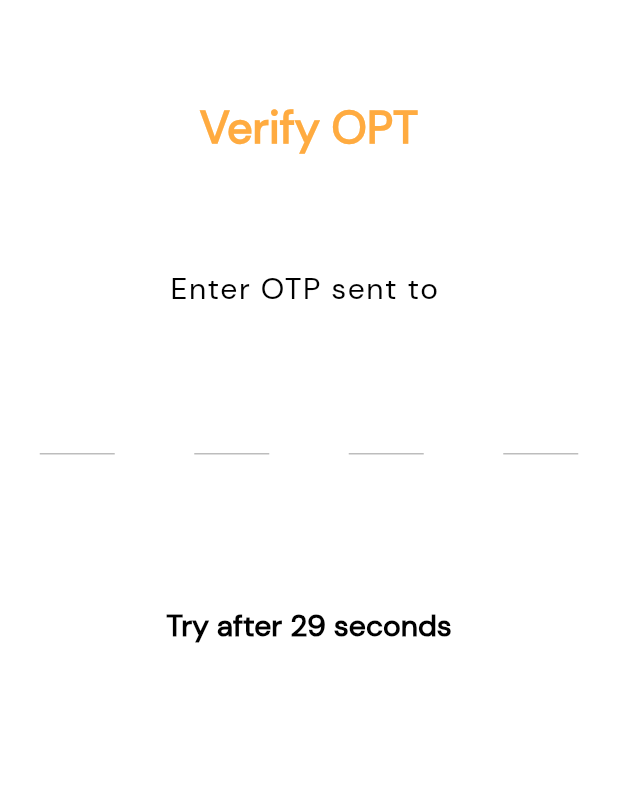
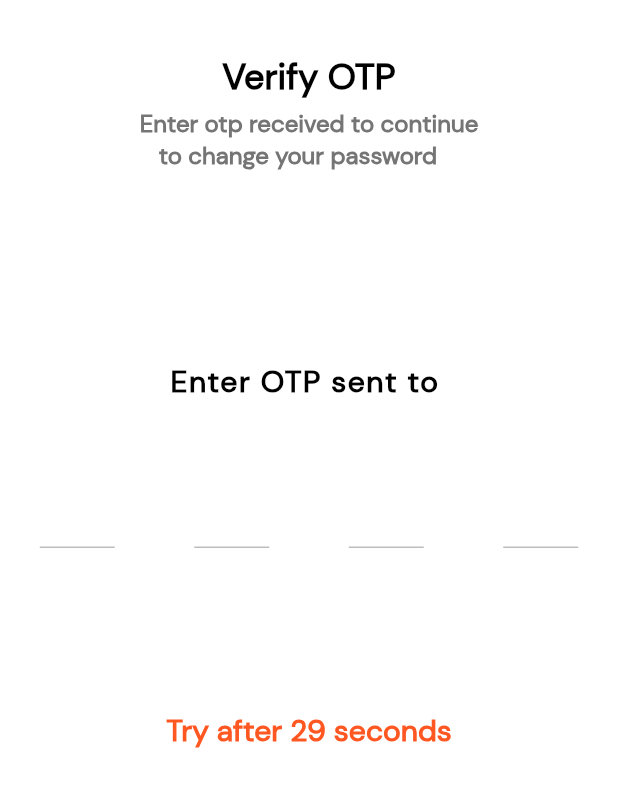
Before and after one commit to VivekTangirala/E-commerce, a Flutter app: the Confirmotp screen opened directly with empty values, on a phone screen of 412 x 824 dp. Shown: the top 787 px of the screen. Run offline on Flutter 3.47's test engine with Material 2 defaults, Android fonts, the light colour scheme and no system bars; drawn by our look-alikes of otp_text_field; our stand-ins replace badges, bottom_navy_bar, cached_network_image, carousel_pro, dotted_border, eva_icons_flutter and 6 more; accounts and stored records are empty.

Commit message:
login anf forgot password

```diff
--- a/lib/Login/Forgotpass/Confirmotp.dart
+++ b/lib/Login/Forgotpass/Confirmotp.dart
@@ -1,6 +1,9 @@
 import 'dart:async';
 import 'dart:convert';
 import 'package:ecom/Login/Forgotpass/Newpass.dart';
+import 'package:ecom/Login/Forgotpass/passwordchange/passbody.dart';
+import 'package:ecom/Login/components/formerror.dart';
+import 'package:ecom/components/screensize.dart';
 import 'package:otp_text_field/otp_text_field.dart';
 import 'package:http/http.dart' as http;
 import 'package:flutter/cupertino.dart';
@@ -17,6 +20,7 @@ class Confirmotp extends StatefulWidget {
 
 class _ConfirmotpState extends State<Confirmotp> {
   bool _isLoading = false;
+  List<String> errors = [];
   final TextEditingController otpController = new TextEditingController();
   static const _timerDuration = 30;
   StreamController _timerStream = new StreamController<int>.broadcast();
@@ -56,12 +60,6 @@ class _ConfirmotpState extends State<Confirmotp> {
   Widget build(BuildContext context) {
     return Scaffold(
         body: Container(
-            // decoration: BoxDecoration(
-            //   gradient: LinearGradient(
-            //       colors: [Color(0xFFe74c3c), Color(0xFFF09819)],
-            //       begin: Alignment.center,
-            //       end: Alignment.bottomRight),
-            // ),
             child: _isLoading
                 ? SizedBox(
                     child: Center(
@@ -69,7 +67,9 @@ class _ConfirmotpState extends State<Confirmotp> {
                     backgroundColor: Colors.white,
                   )))
                 : ListView(children: <Widget>[
-                    companyName(context),
+                    heading(context),
+                    subHeading(context),
+                    SizedBox(height: SizeConfig.screenHeight * 0.1),
                     Align(
                       alignment: Alignment.topCenter,
                       child: enterOTP(context, phone),
@@ -78,73 +78,19 @@ class _ConfirmotpState extends State<Confirmotp> {
                       length: 4,
                       width: 100,
                       fieldWidth: 50,
-                      style: TextStyle(fontSize: 20),
+                      style: TextStyle(fontSize: 20,color: Colors.deepOrange),
                       textFieldAlignment: MainAxisAlignment.spaceAround,
                       fieldStyle: FieldStyle.underline,
+
                       onCompleted: (pin) {
                         registerOTP(pin);
-                        print("Completed: " + pin);
                       },
                     ),
-                    Align(
-                      alignment: Alignment.center,
-                      child: SizedBox(
-                        width: 100,
-                        height: 60,
+                    SizedBox(height: SizeConfig.screenHeight*0.1,),
+                    FormError(errors: errors),
 
-                        // child: TextField(
-                        //   style: TextStyle(color: Colors.black),
-                        //   textAlign: TextAlign.center,
-                        //   textAlignVertical: TextAlignVertical.center,
-                        //   maxLength: 4,
-                        //   decoration: InputDecoration(
-                        //     filled: true,
-                        //     //fillColor: Colors.black,
-                        //     enabledBorder: new OutlineInputBorder(
-                        //         borderSide:
-                        //             new BorderSide(color: Colors.black)),
-                        //     focusedBorder: OutlineInputBorder(
-                        //       borderSide: BorderSide(color: Colors.black),
-                        //     ),
-                        //   ),
-                        //   controller: otpController,
-                        //   cursorColor: Colors.black,
-                        //   keyboardType: TextInputType.number,
-                        //   inputFormatters: <TextInputFormatter>[
-                        //     WhitelistingTextInputFormatter.digitsOnly
-                        //   ],
-                        //   // end onSubmit
-                        // ),
-                      ),
-                    ),
-                    SizedBox(height: 15.0),
-                    // confirmButton(),
                     resendOTPButton(),
                   ])));
-  }
-
-  Container confirmButton() {
-    return Container(
-      width: MediaQuery.of(context).size.width,
-      height: 40.0,
-      padding: EdgeInsets.symmetric(horizontal: 30.0),
-      margin: EdgeInsets.symmetric(vertical: 30.0, horizontal: 30.0),
-      child: RaisedButton(
-          color: Colors.orangeAccent,
-          child: Text("Confirm",
-              style: Theme.of(context)
-                  .textTheme
-                  .headline2
-                  .copyWith(color: Colors.white)),
-          shape:
-              RoundedRectangleBorder(borderRadius: BorderRadius.circular(25.0)),
-          onPressed: () {
-            setState(() {
-              _isLoading = true;
-            });
-            registerOTP(otpController.text.toString());
-          }),
-    );
   }
 
   registerOTP(String pin) async {
@@ -157,10 +103,9 @@ class _ConfirmotpState extends State<Confirmotp> {
     jsonResponse = json.decode(response.body);
     if (response.statusCode == 200) {
       if (jsonResponse != null) {
-        Navigator.of(context).pushAndRemoveUntil(
-            MaterialPageRoute(
-                builder: (BuildContext context) => Newpass()),
-            (Route<dynamic> route) => false);
+        Navigator.of(context).push(
+            MaterialPageRoute(builder: (BuildContext context) => CompleteProfileScreen()),
+            );
         print(jsonResponse);
       }
     } else {
@@ -221,8 +166,6 @@ class _ConfirmotpState extends State<Confirmotp> {
 
   Container resendOTPButton() {
     return Container(
-        // width: MediaQuery.of(context).size.width,
-
         child: StreamBuilder(
       stream: _timerStream.stream,
       builder: (BuildContext ctx, AsyncSnapshot snapshot) {
@@ -247,15 +190,17 @@ class _ConfirmotpState extends State<Confirmotp> {
                         style: Theme.of(context)
                             .textTheme
                             .headline2
-                            .copyWith(color: Colors.orangeAccent),
+                            .copyWith(color: Colors.deepOrange),
                       )
                     : Row(
                         mainAxisAlignment: MainAxisAlignment.center,
                         children: <Widget>[
                           Text(
-                            ' Try after ${snapshot.hasData ? snapshot.data.toString() : 30} seconds ',
-                            style: Theme.of(context).textTheme.headline2,
-                          ),
+                              ' Try after ${snapshot.hasData ? snapshot.data.toString() : 30} seconds ',
+                              style: Theme.of(context)
+                                  .textTheme
+                                  .headline2
+                                  .copyWith(color: Colors.deepOrange)),
                         ],
                       ),
               ),
@@ -274,21 +219,38 @@ Container enterOTP(BuildContext context, String phone) {
           "Enter OTP sent to " + phone,
           style: Theme.of(context).textTheme.headline3.copyWith(
                 fontSize: 20.0,
-                fontWeight: FontWeight.normal,
+                fontWeight: FontWeight.bold,
+                color: Colors.black
               ),
         ),
       ));
 }
 
-Container companyName(BuildContext context) {
+Container heading(BuildContext context) {
   return Container(
-      margin: EdgeInsets.only(top: 35.0, bottom: 15),
-      padding: EdgeInsets.symmetric(horizontal: 20.0, vertical: 30.0),
+      margin: EdgeInsets.only(
+        top: 35.0,
+      ),
+      padding: EdgeInsets.symmetric(horizontal: 20.0),
       child: Center(
-        child: Text("Verify OPT",
+        child: Text("Verify OTP",
+            style: Theme.of(context).textTheme.headline1.copyWith(
+                color: Colors.black,
+                fontSize: 24.0,
+                fontWeight: FontWeight.bold)),
+      ));
+}
+
+Container subHeading(BuildContext context) {
+  return Container(
+      margin: EdgeInsets.only(top: 6.0, bottom: 15),
+      padding: EdgeInsets.symmetric(horizontal: 20.0),
+      child: Center(
+        child: Text(
+            "Enter otp received to continue\n   to change your password",
             style: Theme.of(context)
                 .textTheme
                 .headline1
-                .copyWith(color: Colors.orangeAccent, fontSize: 30.0)),
+                .copyWith(color: Colors.grey[600], fontSize: 16.0)),
       ));
 }
--- a/lib/Login/newSign/constants.dart
+++ b/lib/Login/components/constants.dart
@@ -1,4 +1,4 @@
-import 'package:ecom/Login/newSign/screensize.dart';
+import 'package:ecom/components/screensize.dart';
 import 'package:flutter/material.dart';
 
 const kPrimaryColor = Color(0xFFFF7643);
@@ -21,16 +21,21 @@ final headingStyle = TextStyle(
 );
 
 // Form Error
-final RegExp phoneValidatorRegExp =
-    RegExp(r"^[6-9]\d{9}$");
-const String kEmailNullError = "Please Enter your email";
-const String kInvalidEmailError = "Please Enter Valid Email";
+final RegExp phoneValidatorRegExp = RegExp(r'^[6-9]{1}[0-9]{9}$');
+final RegExp emailValidatorRegExp =
+    RegExp(r'^[a-zA-Z0-9+_.-]+@[a-zA-Z0-9.-]+$');
+final RegExp passwordRegExp = RegExp(r"^(?=.*[A-Za-z])(?=.*\d)[A-Za-z\d]{8,}$");
+const String kEmailNullError = "Please Enter your Email";
+const String kInvalidEmailError = "Please Enter Valid email";
 const String kPassNullError = "Please Enter your password";
 const String kShortPassError = "Password is too short";
 const String kMatchPassError = "Passwords don't match";
 const String kNamelNullError = "Please Enter your name";
-const String kPhoneNumberNullError = "Please Enter your phone number";
+const String kPhoneNullError = "Please Enter your phone number";
+const String kInvalidPhoneNumber = "Please Enter valid number";
 const String kAddressNullError = "Please Enter your address";
+const String kinvalidcredentials = "Invalid Credentials";
+const String kPasswordValidation = "Paasword Validation error";
 
 final otpInputDecoration = InputDecoration(
   contentPadding:
--- a/lib/Login/newSign/formerror.dart
+++ b/lib/Login/components/formerror.dart
@@ -1,4 +1,4 @@
-import 'package:ecom/Login/newSign/screensize.dart';
+import 'package:ecom/components/screensize.dart';
 import 'package:flutter/material.dart';
 import 'package:flutter_svg/flutter_svg.dart';
 
@@ -30,7 +30,7 @@ class FormError extends StatelessWidget {
         SizedBox(
           width: getProportionateScreenWidth(10),
         ),
-        Text(error),
+        Text(error,maxLines: 6,overflow: TextOverflow.ellipsis,),
       ],
     );
   }
--- a/lib/Login/newSign/noaccount.dart
+++ b/lib/Login/components/noaccount.dart
@@ -1,5 +1,5 @@
-import 'package:ecom/Login/newSign/constants.dart';
-import 'package:ecom/Login/newSign/screensize.dart';
+import 'package:ecom/Login/components/constants.dart';
+import 'package:ecom/components/screensize.dart';
 import 'package:flutter/material.dart';
 
 
--- a/lib/Login/newSign/suffix.dart
+++ b/lib/Login/components/suffix.dart
@@ -1,4 +1,4 @@
-import 'package:ecom/Login/newSign/screensize.dart';
+import 'package:ecom/components/screensize.dart';
 import 'package:flutter/material.dart';
 import 'package:flutter_svg/flutter_svg.dart';
 
--- a/lib/Login/newSign/body.dart
+++ b/lib/Login/newSign/body.dart
@@ -1,7 +1,6 @@
-import 'package:ecom/Login/newSign/noaccount.dart';
-import 'package:ecom/Login/newSign/screensize.dart';
+import 'package:ecom/Login/components/noaccount.dart';
+import 'package:ecom/components/screensize.dart';
 import 'package:ecom/Login/newSign/form.dart';
-import 'package:ecom/bottom_nav.dart';
 import 'package:flutter/material.dart';
 
 class Body extends StatelessWidget {
--- a/lib/Login/newSign/loginvalidation.dart
+++ /dev/null
@@ -1,3 +0,0 @@
-import 'dart:convert';
-import 'package:shared_preferences/shared_preferences.dart';
-import 'package:http/http.dart' as http;
--- a/lib/Login/otp.dart
+++ b/lib/Login/otp.dart
@@ -199,7 +199,8 @@ class _OtpScreenState extends State<OtpScreen> {
         });
         print(jsonResponse);
       }
-    } else {
+    }
+    else {
       setState(() {
         _isLoading = false;
       });
--- a/lib/Login/splash_screen.dart
+++ b/lib/Login/splash_screen.dart
@@ -1,7 +1,7 @@
 import 'dart:async';
 import 'package:ecom/Homepage/homefragment.dart';
 import 'package:ecom/Login/login.dart';
-import 'package:ecom/Login/newSign/screensize.dart';
+import 'package:ecom/components/screensize.dart';
 import 'package:flutter/material.dart';
 import 'package:shared_preferences/shared_preferences.dart';
 
```
Also changed, not shown: lib/Login/Forgotpass/passwordchange/body.dart (added, +38 -0 lines), lib/Login/Forgotpass/passwordchange/passbody.dart (added, +16 -0 lines), lib/Login/Forgotpass/passwordchange/passwordform.dart (added, +160 -0 lines), lib/Login/Forgotpass/phonenumber/forgotform.dart (added, +137 -0 lines), lib/Login/Forgotpass/phonenumber/phonenumber.dart (added, +47 -0 lines), lib/Login/newSign/defaultbutton.dart (deleted, +0 -34 lines), lib/Login/newSign/form.dart (+33 -39 lines), lib/Login/components/skipbutton.dart (renamed from lib/Login/newSign/skipbutton.dart), lib/components/screensize.dart (renamed from lib/Login/newSign/screensize.dart).
